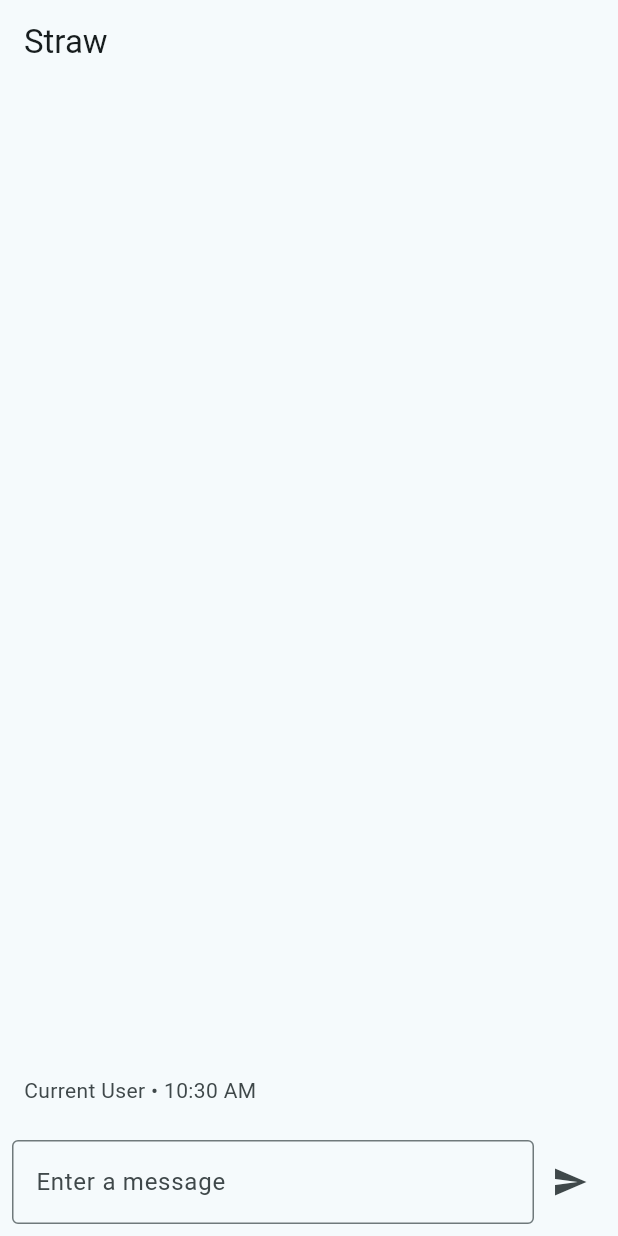
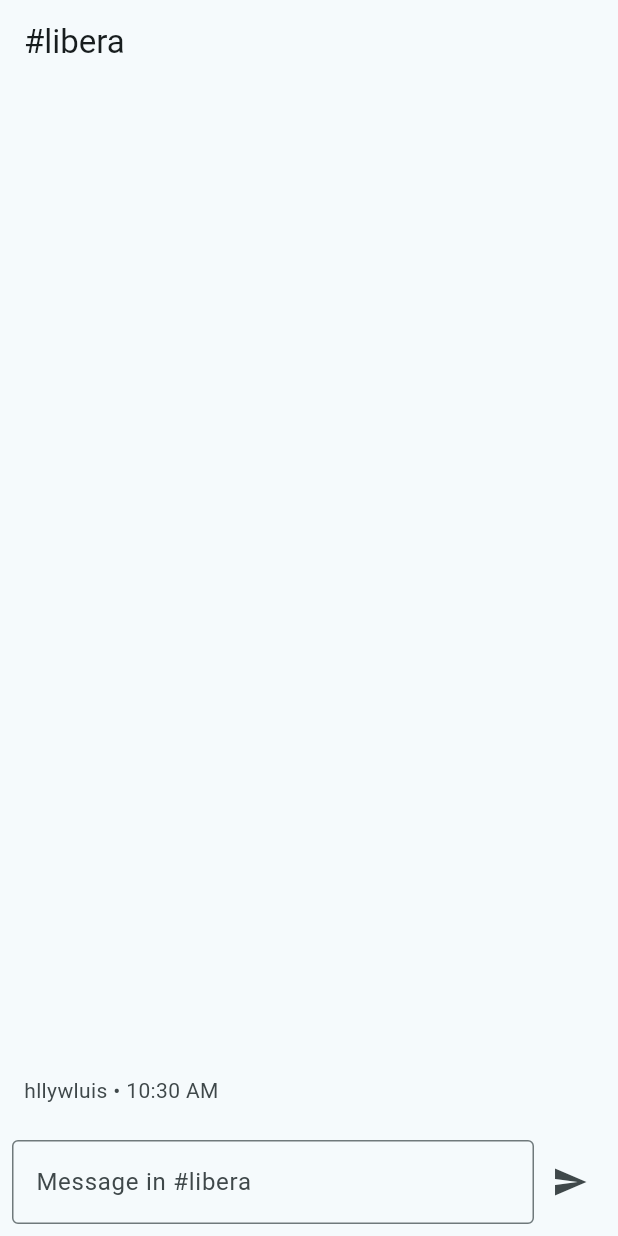
Before and after one commit to hllywluis/straw, a Flutter app: the screen it shows after launch, after a tap on the "send" icon, on a phone screen of 412 x 824 dp. Run offline on Flutter 3.47's test engine with Material 3 defaults, Android fonts, the phone set to English and light mode, and no system bars.

Commit message:
More refactoring

```diff
--- /dev/null
+++ b/lib/classes/message.dart
@@ -0,0 +1,11 @@
+class Message {
+  final String text;
+  final DateTime timestamp;
+  final String username;
+
+  Message({
+    required this.text,
+    required this.timestamp,
+    required this.username,
+  });
+}
--- a/lib/views/home.dart
+++ b/lib/views/home.dart
@@ -1,5 +1,6 @@
 import 'package:flutter/material.dart';
 import 'package:intl/intl.dart'; // Add this import for formatting timestamps
+import '../classes/message.dart';
 
 class Home extends StatefulWidget {
   const Home({super.key});
@@ -11,12 +12,30 @@ class Home extends StatefulWidget {
 class HomeState extends State<Home> {
   final TextEditingController _controller = TextEditingController();
   final List<Message> items = [];
+  final String channelName =
+      '#libera'; // TODO: Replace with actual channel name
+
+  void _sendMessage() {
+    setState(() {
+      // Add the message to the list
+      items.insert(
+        0,
+        Message(
+          text: _controller.text,
+          timestamp: DateTime.now(),
+          username: 'hllywluis', // TODO: Replace with actual username
+        ),
+      );
+      // Clear the text field
+      _controller.clear();
+    });
+  }
 
   @override
   Widget build(BuildContext context) {
     return Scaffold(
       appBar: AppBar(
-        title: const Text('Straw'),
+        title: Text(channelName),
       ),
       body: SafeArea(
         child: Column(
@@ -43,30 +62,18 @@ class HomeState extends State<Home> {
                   Expanded(
                     child: TextField(
                       controller: _controller,
-                      decoration: const InputDecoration(
-                        hintText: 'Enter a message',
-                        border: OutlineInputBorder(),
+                      decoration: InputDecoration(
+                        hintText: 'Message in $channelName',
+                        border: const OutlineInputBorder(),
                       ),
+                      onSubmitted: (value) {
+                        _sendMessage();
+                      },
                     ),
                   ),
                   IconButton(
                     icon: const Icon(Icons.send),
-                    onPressed: () {
-                      setState(() {
-                        // Add the message to the list
-                        items.insert(
-                          0,
-                          Message(
-                            text: _controller.text,
-                            timestamp: DateTime.now(),
-                            username:
-                                'Current User', // Replace with actual username
-                          ),
-                        );
-                        // Clear the text field
-                        _controller.clear();
-                      });
-                    },
+                    onPressed: _sendMessage,
                   ),
                 ],
               ),
@@ -83,15 +90,3 @@ class HomeState extends State<Home> {
     super.dispose();
   }
 }
-
-class Message {
-  final String text;
-  final DateTime timestamp;
-  final String username;
-
-  Message({
-    required this.text,
-    required this.timestamp,
-    required this.username,
-  });
-}
```
